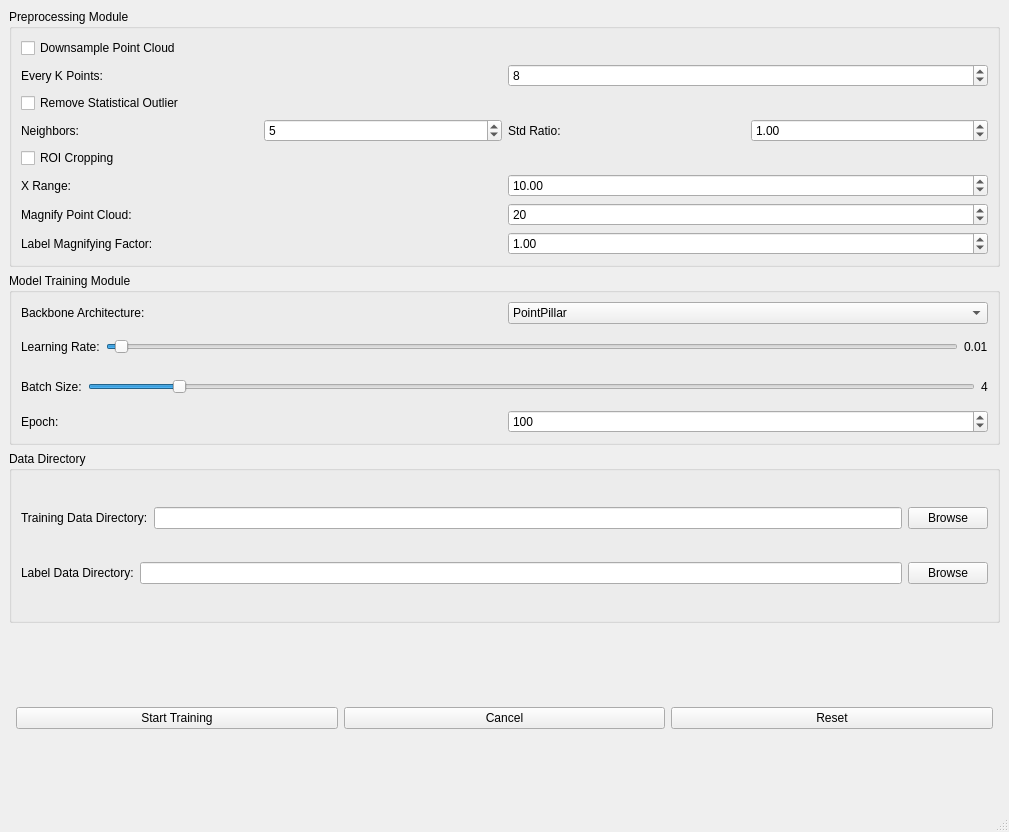
Old version of the form labelCloud/labelCloud/resources/interfaces/training_interface.ui in the repository WindowsPointCloud/PointCloudSystem.
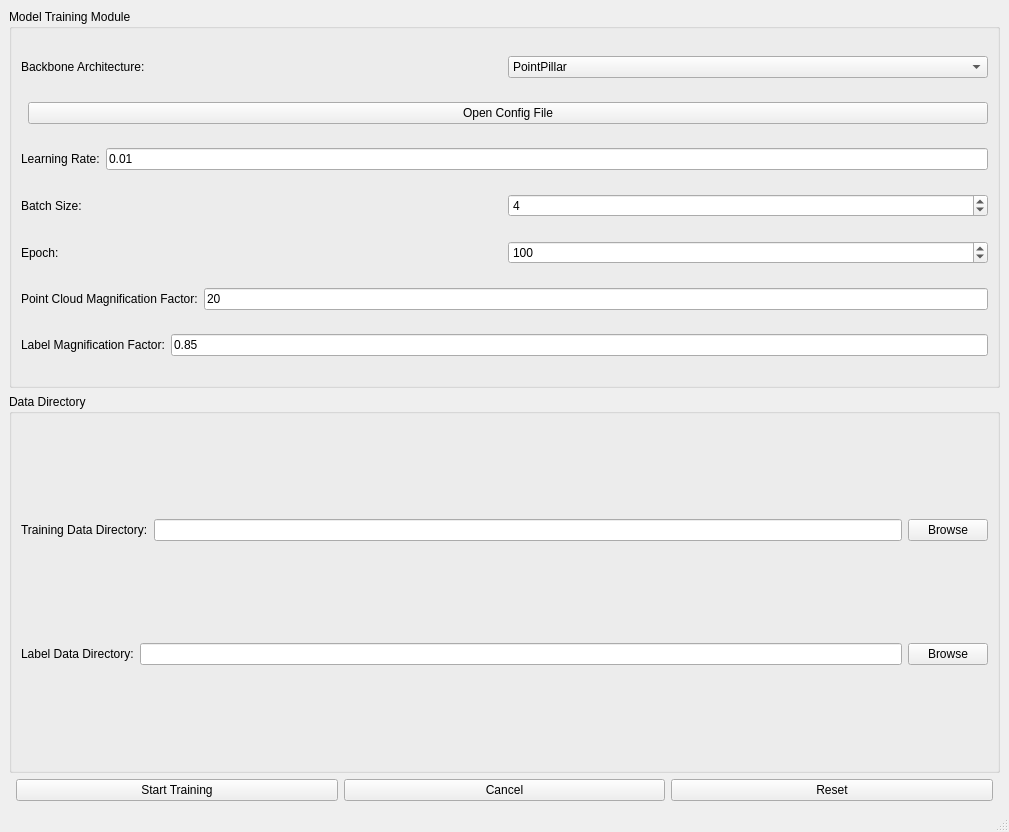
New version of the form.

```diff
--- a/labelCloud/labelCloud/resources/interfaces/training_interface.ui
+++ b/labelCloud/labelCloud/resources/interfaces/training_interface.ui
@@ -15,176 +15,6 @@
   </property>
   <widget class="QWidget" name="centralwidget">
    <layout class="QVBoxLayout" name="verticalLayout_main">
-    <item>
-     <widget class="QGroupBox" name="preprocessingGroupBox">
-      <property name="title">
-       <string>Preprocessing Module</string>
-      </property>
-      <layout class="QVBoxLayout" name="verticalLayout_preprocessing">
-       <item>
-        <widget class="QCheckBox" name="downsampleCheckBox">
-         <property name="text">
-          <string>Downsample Point Cloud</string>
-         </property>
-        </widget>
-       </item>
-       <item>
-        <layout class="QHBoxLayout" name="horizontalLayout_downsample">
-         <item>
-          <widget class="QLabel" name="downsampleLabel">
-           <property name="text">
-            <string>Every K Points:</string>
-           </property>
-          </widget>
-         </item>
-         <item>
-          <widget class="QSpinBox" name="downsampleSpinBox">
-           <property name="minimum">
-            <number>1</number>
-           </property>
-           <property name="maximum">
-            <number>100</number>
-           </property>
-           <property name="value">
-            <number>8</number>
-           </property>
-          </widget>
-         </item>
-        </layout>
-       </item>
-       <item>
-        <widget class="QCheckBox" name="removeOutlierCheckBox">
-         <property name="text">
-          <string>Remove Statistical Outlier</string>
-         </property>
-        </widget>
-       </item>
-       <item>
-        <layout class="QHBoxLayout" name="horizontalLayout_removeOutlier">
-         <item>
-          <widget class="QLabel" name="nbNeighborsLabel">
-           <property name="text">
-            <string>Neighbors:</string>
-           </property>
-          </widget>
-         </item>
-         <item>
-          <widget class="QSpinBox" name="nbNeighborsSpinBox">
-           <property name="minimum">
-            <number>1</number>
-           </property>
-           <property name="maximum">
-            <number>100</number>
-           </property>
-           <property name="value">
-            <number>5</number>
-           </property>
-          </widget>
-         </item>
-         <item>
-          <widget class="QLabel" name="stdRatioLabel">
-           <property name="text">
-            <string>Std Ratio:</string>
-           </property>
-          </widget>
-         </item>
-         <item>
-          <widget class="QDoubleSpinBox" name="stdRatioDoubleSpinBox">
-           <property name="minimum">
-            <double>0.000000000000000</double>
-           </property>
-           <property name="maximum">
-            <double>100.000000000000000</double>
-           </property>
-           <property name="value">
-            <double>1.0</double>
-           </property>
-          </widget>
-         </item>
-        </layout>
-       </item>
-       <item>
-        <widget class="QCheckBox" name="roiCroppingCheckBox">
-         <property name="text">
-          <string>ROI Cropping</string>
-         </property>
-        </widget>
-       </item>
-       <item>
-        <layout class="QHBoxLayout" name="horizontalLayout_roiCropping">
-         <item>
-          <widget class="QLabel" name="roiCroppingLabel">
-           <property name="text">
-            <string>X Range:</string>
-           </property>
-          </widget>
-         </item>
-         <item>
-          <widget class="QDoubleSpinBox" name="roiCroppingSpinBox">
-           <property name="minimum">
-            <double>0.000000000000000</double>
-           </property>
-           <property name="maximum">
-            <double>100.000000000000000</double>
-           </property>
-           <property name="value">
-            <double>10.0</double>
-           </property>
-          </widget>
-         </item>
-        </layout>
-       </item>
-       <item>
-        <layout class="QHBoxLayout" name="horizontalLayout_magnify">
-         <item>
-          <widget class="QLabel" name="magnifyPCLable">
-           <property name="text">
-            <string>Magnify Point Cloud:</string>
-           </property>
-          </widget>
-         </item>
-         <item>
-          <widget class="QSpinBox" name="magnifyPCSpinBox">
-           <property name="minimum">
-            <number>1</number>
-           </property>
-           <property name="maximum">
-            <number>100</number>
-           </property>
-           <property name="value">
-            <number>20</number>
-           </property>
-          </widget>
-         </item>
-        </layout>
-       </item>
-       <item>
-        <layout class="QHBoxLayout" name="horizontalLayout_labelMagnify">
-         <item>
-          <widget class="QLabel" name="labelMagnifyLabel">
-           <property name="text">
-            <string>Label Magnifying Factor:</string>
-           </property>
-          </widget>
-         </item>
-         <item>
-          <widget class="QDoubleSpinBox" name="labelMagnifyDoubleSpinBox">
-           <property name="minimum">
-            <double>0.000000000000000</double>
-           </property>
-           <property name="maximum">
-            <double>10.000000000000000</double>
-           </property>
-           <property name="value">
-            <double>1.0</double>
-           </property>
-          </widget>
-         </item>
-        </layout>
-       </item>
-      </layout>
-     </widget>
-    </item>
     <item>
      <widget class="QGroupBox" name="trainingGroupBox">
       <property name="title">
@@ -221,6 +51,25 @@
          </item>
         </layout>
        </item>
+       <!-- New button added under backbone combobox -->
+       <item>
+        <layout class="QHBoxLayout" name="horizontalLayout_openConfig">
+         <item>
+          <spacer name="horizontalSpacer">
+           <property name="orientation">
+            <enum>Qt::Horizontal</enum>
+           </property>
+          </spacer>
+         </item>
+         <item>
+          <widget class="QPushButton" name="openConfigButton">
+           <property name="text">
+            <string>Open Config File</string>
+           </property>
+          </widget>
+         </item>
+        </layout>
+       </item>
        <item>
         <layout class="QHBoxLayout" name="horizontalLayout_lr">
          <item>
@@ -231,23 +80,7 @@
           </widget>
          </item>
          <item>
-          <widget class="QSlider" name="learningRateSlider">
-           <property name="minimum">
-            <number>1</number>
-           </property>
-           <property name="maximum">
-            <number>10000</number>
-           </property>
-           <property name="value">
-            <number>100</number>
-           </property>
-           <property name="orientation">
-            <enum>Qt::Horizontal</enum>
-           </property>
-          </widget>
-         </item>
-         <item>
-          <widget class="QLabel" name="learningRateValueLabel">
+          <widget class="QLineEdit" name="learningRateLineEdit">
            <property name="text">
             <string>0.01</string>
            </property>
@@ -265,7 +98,7 @@
           </widget>
          </item>
          <item>
-          <widget class="QSlider" name="batchSizeSlider">
+          <widget class="QSpinBox" name="batchSizeSpinBox">
            <property name="minimum">
             <number>1</number>
            </property>
@@ -275,16 +108,6 @@
            <property name="value">
             <number>4</number>
            </property>
-           <property name="orientation">
-            <enum>Qt::Horizontal</enum>
-           </property>
-          </widget>
-         </item>
-         <item>
-          <widget class="QLabel" name="batchSizeValueLabel">
-           <property name="text">
-            <string>4</string>
-           </property>
           </widget>
          </item>
         </layout>
@@ -313,6 +136,42 @@
          </item>
         </layout>
        </item>
+       <item>
+        <layout class="QHBoxLayout" name="horizontalLayout_pointCloudMagnification">
+         <item>
+          <widget class="QLabel" name="pointCloudMagnificationLabel">
+           <property name="text">
+            <string>Point Cloud Magnification Factor:</string>
+           </property>
+          </widget>
+         </item>
+         <item>
+          <widget class="QLineEdit" name="pointCloudMagnificationLineEdit">
+           <property name="text">
+            <string>20</string>
+           </property>
+          </widget>
+         </item>
+        </layout>
+       </item>
+       <item>
+        <layout class="QHBoxLayout" name="horizontalLayout_labelMagnification">
+         <item>
+          <widget class="QLabel" name="labelMagnificationLabel">
+           <property name="text">
+            <string>Label Magnification Factor:</string>
+           </property>
+          </widget>
+         </item>
+         <item>
+          <widget class="QLineEdit" name="labelMagnificationLineEdit">
+           <property name="text">
+            <string>0.85</string>
+           </property>
+          </widget>
+         </item>
+        </layout>
+       </item>
       </layout>
      </widget>
     </item>
@@ -369,16 +228,6 @@
     </item>
     <item>
      <layout class="QVBoxLayout" name="verticalLayout_buttons">
-      <item>
-       <spacer name="verticalSpacer">
-        <property name="orientation">
-         <enum>Qt::Vertical</enum>
-        </property>
-        <property name="sizeType">
-         <enum>QSizePolicy::Expanding</enum>
-        </property>
-       </spacer>
-      </item>
       <item>
        <layout class="QHBoxLayout" name="horizontalLayout_buttons">
         <item>
```
